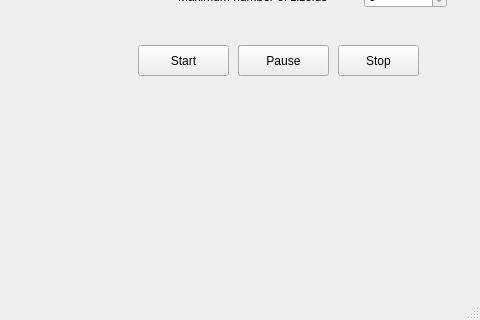
Above: ui/gui.ui from rnribeiro/ALife_NOVAIMS before the change; both pictures show x 612 to 1092 and y 385 to 705 of the 1092 by 705 pixel window. Below: the same form after it.
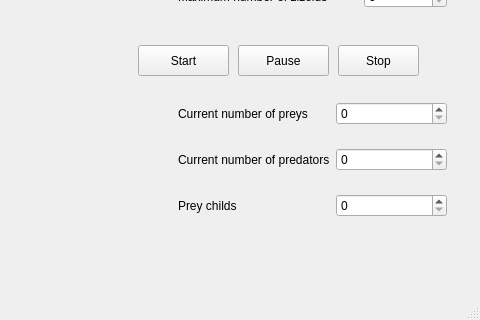
That is the form after the change.

```diff
--- a/ui/gui.ui
+++ b/ui/gui.ui
@@ -220,6 +220,63 @@
      </property>
     </layout>
    </widget>
+   <widget class="QWidget" name="gridLayoutWidget_3">
+    <property name="geometry">
+     <rect>
+      <x>790</x>
+      <y>470</y>
+      <width>269</width>
+      <height>151</height>
+     </rect>
+    </property>
+    <layout class="QGridLayout" name="gridLayout_2">
+     <property name="sizeConstraint">
+      <enum>QLayout::SetNoConstraint</enum>
+     </property>
+     <item row="1" column="1">
+      <widget class="QSpinBox" name="current_preys_sb">
+       <property name="maximum">
+        <number>100</number>
+       </property>
+      </widget>
+     </item>
+     <item row="3" column="1">
+      <widget class="QSpinBox" name="child_preys_sb">
+       <property name="enabled">
+        <bool>true</bool>
+       </property>
+      </widget>
+     </item>
+     <item row="1" column="0">
+      <widget class="QLabel" name="label_18">
+       <property name="text">
+        <string>Current number of preys</string>
+       </property>
+      </widget>
+     </item>
+     <item row="2" column="1">
+      <widget class="QSpinBox" name="current_predators_sb">
+       <property name="maximum">
+        <number>100</number>
+       </property>
+      </widget>
+     </item>
+     <item row="2" column="0">
+      <widget class="QLabel" name="label_12">
+       <property name="text">
+        <string>Current number of predators</string>
+       </property>
+      </widget>
+     </item>
+     <item row="3" column="0">
+      <widget class="QLabel" name="label_10">
+       <property name="text">
+        <string>Prey childs</string>
+       </property>
+      </widget>
+     </item>
+    </layout>
+   </widget>
   </widget>
   <widget class="QMenuBar" name="menubar">
    <property name="geometry">
```
